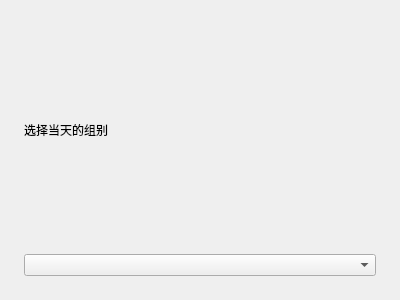
Above: settings.ui from laoshuikaixue/cw-student-on-duty-plugin before the change. Below: the same form after it.
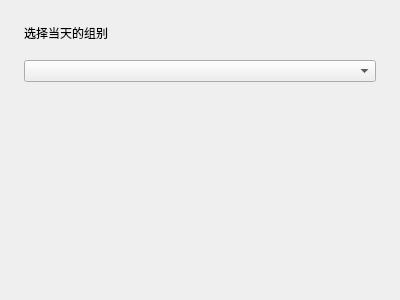
That is the form after the change. Custom widgets are drawn as their Qt base class.

Commit message:
feat(main): 添加打开值日生编辑器功能
- 在设置界面添加"打开值日生编辑器"按钮
- 实现按钮点击时打开编辑器网页功能
- 更新 README 文档，添加可视化编辑面板使用方法说明
- 调整设置界面布局

What changed in the file:
```diff
--- a/settings.ui
+++ b/settings.ui
@@ -45,10 +45,23 @@
       </sizepolicy>
      </property>
      <property name="currentText">
-      <string>1</string>
+      <string/>
      </property>
     </widget>
    </item>
+   <item>
+    <spacer name="verticalSpacer">
+     <property name="orientation">
+      <enum>Qt::Vertical</enum>
+     </property>
+     <property name="sizeHint" stdset="0">
+      <size>
+       <width>20</width>
+       <height>40</height>
+      </size>
+     </property>
+    </spacer>
+   </item>
   </layout>
  </widget>
  <customwidgets>
```
The commit also changes 2 other files.
